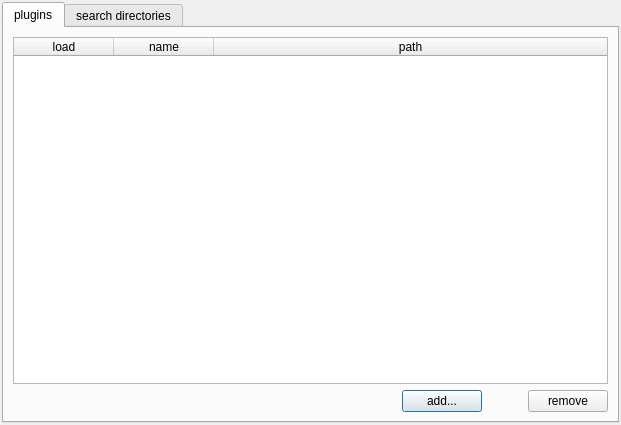
Old version of the form cedar/auxiliaries/gui/PluginManagerDialog.ui in the repository cedar/cedar.
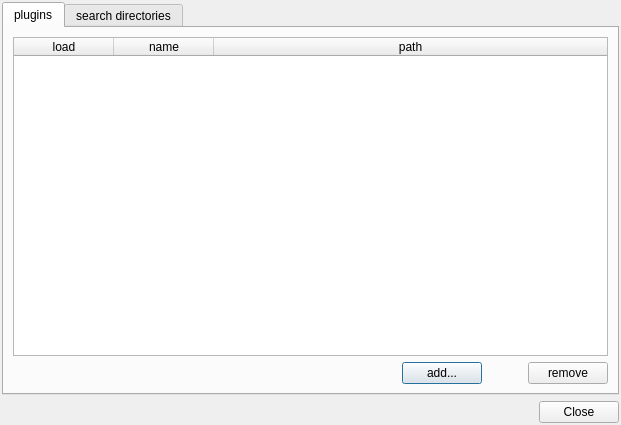
New version of the form.

Commit message: Added a close button to the plugin dialog.

Diff of the .ui file:
```diff
--- a/cedar/auxiliaries/gui/PluginManagerDialog.ui
+++ b/cedar/auxiliaries/gui/PluginManagerDialog.ui
@@ -205,6 +205,13 @@
      </widget>
     </widget>
    </item>
+   <item row="1" column="0">
+    <widget class="QDialogButtonBox" name="buttonBox">
+     <property name="standardButtons">
+      <set>QDialogButtonBox::Close</set>
+     </property>
+    </widget>
+   </item>
   </layout>
  </widget>
  <resources/>
```
Left out of the diff: 21 changed lines with no effect on the pictures.
